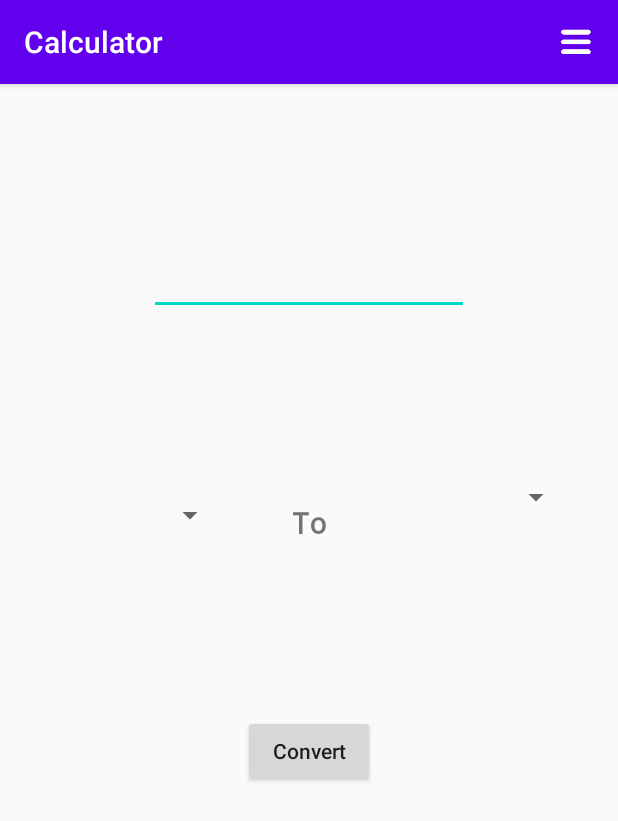
After one commit to johnarn/Calculator, an Android app: the MainConverterActivity screen opened directly, with no data from a screen before it, on a phone screen of 412 x 824 dp. The commit adds this screen. Shown: the top 821 px of the screen. Run offline under Robolectric (Android 15) with nearby library versions, the phone set to English and light mode, and no system bars.

Commit message:
Make Hamburger icon to change between calculator and converter

```diff
--- /dev/null
+++ b/app/src/main/java/com/example/calculator/MainConverterActivity.java
@@ -0,0 +1,52 @@
+package com.example.calculator;
+
+import android.content.Intent;
+import android.os.Bundle;
+import android.view.Menu;
+import android.view.MenuItem;
+
+import androidx.appcompat.app.AppCompatActivity;
+
+import com.example.calculator.Model.CalculatorModel;
+import com.example.calculator.Model.ConverterModel;
+
+public class MainConverterActivity extends AppCompatActivity {
+
+
+    @Override
+    protected void onCreate(Bundle savedInstanceState) {
+        super.onCreate(savedInstanceState);
+        setContentView(R.layout.activity_main_convertor);
+
+        ConverterModel converterModel = new ConverterModel();
+
+        System.out.println(converterModel.execute("USD", "EUR", "25"));
+
+
+
+
+    }
+    @Override
+    public boolean onCreateOptionsMenu(Menu menu) {
+        // Inflate the menu; this adds items to the action bar if it is present.
+        getMenuInflater().inflate(R.menu.drawer_view, menu);
+        return true;
+    }
+
+    @Override
+    public boolean onOptionsItemSelected(MenuItem item){
+        switch(item.getItemId()){
+            case R.id.menuItemCalculator:
+                Intent calculatorIntent = new Intent(this, MainCalculatorActivity.class);
+                startActivity(calculatorIntent);
+                return true;
+            case R.id.menuItemConverter:
+                Intent converterIntent = new Intent(this, MainConverterActivity.class);
+                startActivity(converterIntent);
+                return true;
+            default:
+                return super.onOptionsItemSelected(item);
+        }
+    }
+
+}
--- /dev/null
+++ b/app/src/main/java/com/example/calculator/Model/ConverterModel.java
@@ -0,0 +1,58 @@
+package com.example.calculator.Model;
+
+import android.os.AsyncTask;
+import android.util.Log;
+
+import org.json.JSONException;
+import org.json.JSONObject;
+
+import java.io.BufferedInputStream;
+import java.io.IOException;
+import java.net.HttpURLConnection;
+import java.net.MalformedURLException;
+import java.net.URL;
+import java.util.Scanner;
+
+import static android.content.ContentValues.TAG;
+
+public class ConverterModel extends AsyncTask<String, Void, Double> {
+
+
+    public Double convert(String string[]) {
+
+        String currencyFrom = string[0];
+        String currencyTo = string[1];
+        String amount = string[2];
+
+        double conversion = 0;
+        try {
+            URL url = new URL("http://data.fixer.io/api/convert?access_key=5d923444a85ce316c79767cfbd962799&from=" + currencyFrom + "&to=" + currencyTo + "&amount=" + amount);
+            HttpURLConnection connection = (HttpURLConnection) url.openConnection();
+            Scanner scanner = null;
+            scanner = new Scanner(new BufferedInputStream(connection.getInputStream()));
+
+
+            String rslt = "";
+            while (scanner.hasNext()) rslt += scanner.nextLine();
+            Log.i(TAG, rslt);
+
+            conversion = new JSONObject(rslt).getJSONObject("conversion").getDouble(String.valueOf(amount));
+            scanner.close();
+            return conversion;
+
+
+        } catch (MalformedURLException e) {
+            e.printStackTrace();
+        } catch (IOException e) {
+            e.printStackTrace();
+        } catch (JSONException e) {
+            e.printStackTrace();
+        }
+        return conversion;
+    }
+
+    @Override
+    protected Double doInBackground(String... strings) {
+        return convert(strings);
+    }
+}
--- a/app/src/main/res/layout/activity_main.xml
+++ b/app/src/main/res/layout/activity_main_calculator.xml
@@ -4,7 +4,7 @@
     android:layout_height="match_parent"
     android:orientation="vertical"
     android:weightSum="10"
-    tools:context=".MainActivity">
+    tools:context=".MainCalculatorActivity">
 
 
 
--- /dev/null
+++ b/app/src/main/res/layout/activity_main_convertor.xml
@@ -0,0 +1,78 @@
+<?xml version="1.0" encoding="utf-8"?>
+<androidx.constraintlayout.widget.ConstraintLayout xmlns:android="http://schemas.android.com/apk/res/android"
+    xmlns:app="http://schemas.android.com/apk/res-auto"
+    xmlns:tools="http://schemas.android.com/tools"
+    android:layout_width="match_parent"
+    android:layout_height="match_parent"
+    tools:layout_editor_absoluteY="81dp"
+    tools:layout_editor_absoluteX="0dp">
+
+    <EditText
+        android:id="@+id/moneyText"
+        android:layout_width="wrap_content"
+        android:layout_height="wrap_content"
+        android:ems="10"
+        android:inputType="numberDecimal"
+        app:layout_constraintRight_toRightOf="parent"
+        app:layout_constraintLeft_toLeftOf="parent"
+        app:layout_constraintBottom_toTopOf="@+id/fromSpinner"
+        app:layout_constraintTop_toTopOf="parent" />
+
+    <Spinner
+        android:id="@+id/fromSpinner"
+        android:layout_width="120dp"
+        android:layout_height="50dp"
+        app:layout_constraintBottom_toTopOf="@+id/button"
+        app:layout_constraintLeft_toLeftOf="parent"
+        app:layout_constraintRight_toLeftOf="@+id/textView"
+        app:layout_constraintTop_toBottomOf="@+id/moneyText" />
+
+    <Spinner
+        android:id="@+id/toSpinner"
+        android:layout_width="120dp"
+        android:layout_height="50dp"
+        app:layout_constraintRight_toRightOf="parent"
+        app:layout_constraintLeft_toRightOf="@+id/textView"
+        app:layout_constraintBottom_toTopOf="@+id/resultView"
+        app:layout_constraintTop_toBottomOf="@+id/moneyText"
+        app:layout_constraintHorizontal_bias="0.542"
+        app:layout_constraintVertical_bias="0.259" />
+
+    <TextView
+        android:id="@+id/textView"
+        android:layout_width="50dp"
+        android:layout_height="50dp"
+        android:fontFamily="monospace"
+        android:gravity="fill_vertical|center_horizontal|fill_horizontal|center"
+        android:paddingTop="10dp"
+        android:text="To"
+        android:textAlignment="center"
+        android:textSize="20sp"
+        android:textStyle="bold"
+        android:typeface="normal"
+        app:layout_constraintRight_toLeftOf="@+id/toSpinner"
+        app:layout_constraintLeft_toRightOf="@+id/fromSpinner"
+        app:layout_constraintBottom_toTopOf="@+id/button"
+        app:layout_constraintTop_toBottomOf="@+id/moneyText" />
+
+    <Button
+        android:id="@+id/button"
+        android:layout_width="wrap_content"
+        android:layout_height="wrap_content"
+        android:text="Convert"
+        android:textAllCaps="false"
+        app:layout_constraintRight_toRightOf="parent"
+        app:layout_constraintLeft_toLeftOf="parent"
+        app:layout_constraintBottom_toTopOf="@+id/resultView"
+        app:layout_constraintTop_toBottomOf="@+id/textView" />
+
+    <TextView
+        android:id="@+id/resultView"
+        android:layout_width="336dp"
+        android:layout_height="82dp"
+        app:layout_constraintBottom_toBottomOf="parent"
+        app:layout_constraintTop_toBottomOf="@+id/button"
+        app:layout_constraintRight_toRightOf="parent"
+        app:layout_constraintLeft_toLeftOf="parent" />
+
+</androidx.constraintlayout.widget.ConstraintLayout>
```
Also changed, not shown: app/src/main/AndroidManifest.xml (+6 -1 lines), app/src/main/java/com/example/calculator/MainActivity.java (deleted, +0 -30 lines), app/src/main/java/com/example/calculator/MainCalculatorActivity.java (added, +53 -0 lines).
